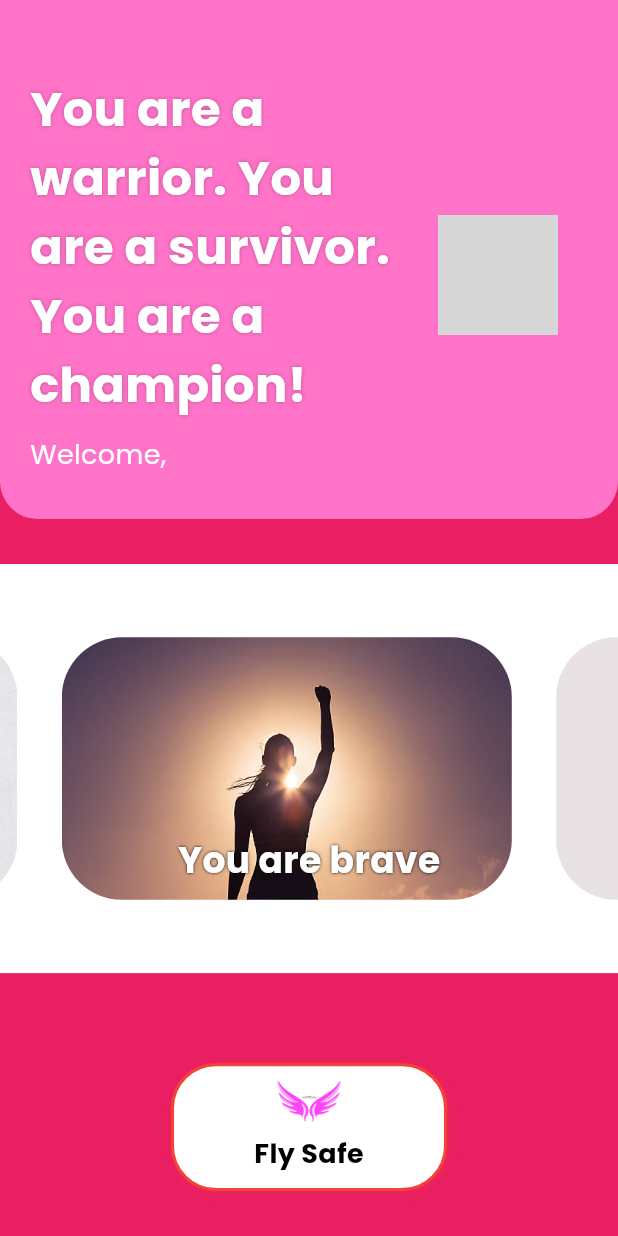
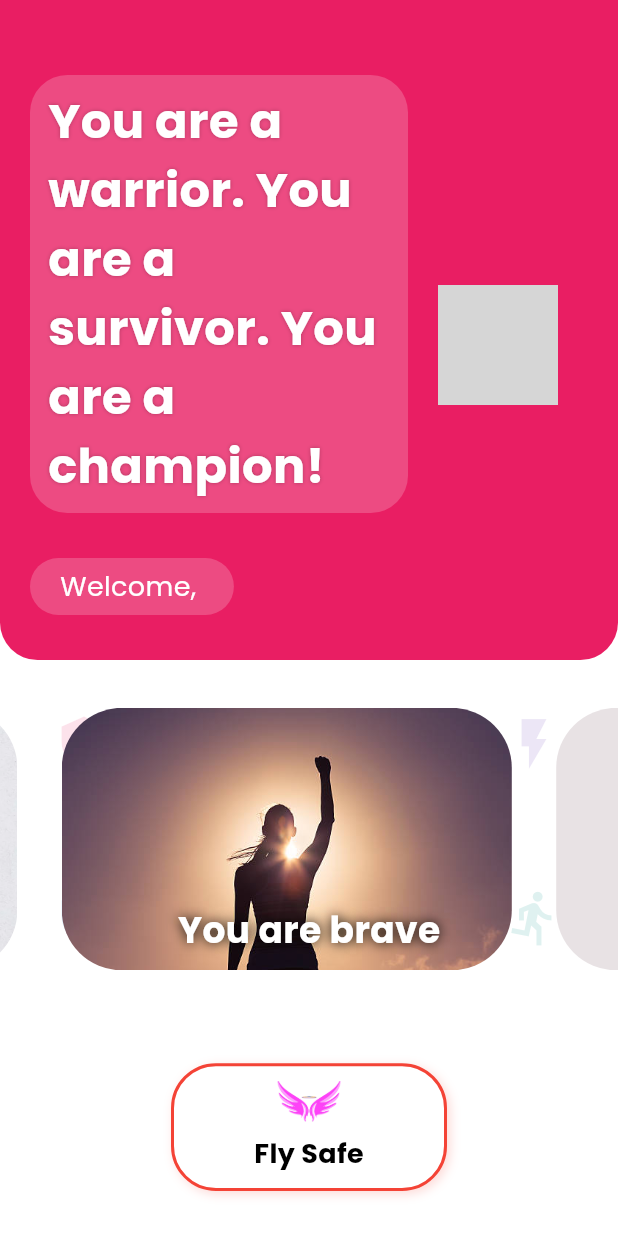
Before and after one commit to yumyum-web/ai_guardian, a Flutter app: the LobbyScreen screen opened directly, on a phone screen of 412 x 824 dp. Run offline on Flutter 3.47's test engine with Material 3 defaults, Android fonts, the phone set to English and light mode, and no system bars; drawn by our look-alikes of carousel_slider; our stand-ins replace audioplayers, cached_network_image, cloud_firestore, firebase_auth, firebase_core, flutter_gemini and 6 more; missing offline and left inert: flutter_background_geolocation, mobile_scanner, record, shake_gesture; accounts and stored records are empty; network calls fail; grey boxes are pictures that could not be loaded.

Commit message:
feat: Update LobbyScreen UI with new background color, spacing adjustments, and enhanced carousel layout

```diff
--- a/lib/screens/lobby_screen.dart
+++ b/lib/screens/lobby_screen.dart
@@ -44,16 +44,16 @@ class _LobbyScreenState extends State<LobbyScreen> {
         'https://via.assets.so/img.jpg?w=400&h=400&tc=red&bg=white&t=Error';
 
     return Scaffold(
-      backgroundColor: Colors.pink,
+      backgroundColor: Colors.white,
       body: Column(
         crossAxisAlignment: CrossAxisAlignment.center,
-        spacing: 30,
+        spacing: 0,
         children: [
           // Top Section
           Container(
             padding: EdgeInsets.only(top: 50, left: 20, right: 20, bottom: 30),
             decoration: BoxDecoration(
-              color: Theme.of(context).primaryColor,
+              color: Colors.pink,
               borderRadius: BorderRadius.vertical(bottom: Radius.circular(25)),
             ),
             child: Row(
@@ -63,7 +63,16 @@ class _LobbyScreenState extends State<LobbyScreen> {
                     crossAxisAlignment: CrossAxisAlignment.start,
                     spacing: 10,
                     children: [
-                      Text(
+                      Container(
+                        decoration: BoxDecoration(
+                          color: Colors.white.withValues(alpha: 0.2),
+                          borderRadius: BorderRadius.circular(25),
+                        ),
+                        padding: EdgeInsets.symmetric(
+                          vertical: 8,
+                          horizontal: 12,
+                        ),
+                        child: Text(
                           messages[Random().nextInt(messages.length)],
                           style: TextStyle(
                             fontSize: 32,
@@ -74,9 +83,21 @@ class _LobbyScreenState extends State<LobbyScreen> {
                             ],
                           ),
                         ),
-                      Text(
+                      ),
+                      SizedBox(height: 10),
+                      Container(
+                        decoration: BoxDecoration(
+                          color: Colors.white.withValues(alpha: 0.2),
+                          borderRadius: BorderRadius.circular(25),
+                        ),
+                        padding: EdgeInsets.symmetric(
+                          vertical: 6,
+                          horizontal: 20,
+                        ),
+                        child: Text(
                           "Welcome, $name",
                           style: TextStyle(fontSize: 18, color: Colors.white),
+                        ),
                       ),
                     ],
                   ),
@@ -97,6 +118,57 @@ class _LobbyScreenState extends State<LobbyScreen> {
             child: Container(
               color: Colors.white,
               padding: EdgeInsets.symmetric(vertical: 10),
+              alignment: Alignment.center,
+              child: Stack(
+                children: [
+                  // Static icons grid background
+                  Positioned.fill(
+                    child: Opacity(
+                      opacity: 0.12,
+                      child: GridView.count(
+                        crossAxisCount: 4,
+                        mainAxisSpacing: 64,
+                        crossAxisSpacing: 48,
+                        padding: EdgeInsets.symmetric(
+                          vertical: 20,
+                          horizontal: 30,
+                        ),
+                        physics: NeverScrollableScrollPhysics(),
+                        children: [
+                          Icon(Icons.shield, size: 40, color: Colors.pink),
+                          Icon(
+                            Icons.favorite,
+                            size: 40,
+                            color: Colors.redAccent,
+                          ),
+                          Icon(Icons.star, size: 40, color: Colors.amber),
+                          Icon(
+                            Icons.flash_on,
+                            size: 40,
+                            color: Colors.deepPurple,
+                          ),
+                          Icon(Icons.security, size: 40, color: Colors.blue),
+                          Icon(
+                            Icons.emoji_events,
+                            size: 40,
+                            color: Colors.green,
+                          ),
+                          Icon(Icons.lightbulb, size: 40, color: Colors.orange),
+                          Icon(
+                            Icons.directions_run,
+                            size: 40,
+                            color: Colors.teal,
+                          ),
+                          Icon(Icons.wb_sunny, size: 40, color: Colors.yellow),
+                          Icon(Icons.bolt, size: 40, color: Colors.purple),
+                          Icon(Icons.thumb_up, size: 40, color: Colors.cyan),
+                          Icon(Icons.public, size: 40, color: Colors.indigo),
+                        ],
+                      ),
+                    ),
+                  ),
+                  // CarouselSlider in foreground
+                  Align(
                     alignment: Alignment.center,
                     child: CarouselSlider(
                       options: CarouselOptions(
@@ -130,7 +202,7 @@ class _LobbyScreenState extends State<LobbyScreen> {
                                           color: Colors.white,
                                           shadows: [
                                             Shadow(
-                                        blurRadius: 2,
+                                              blurRadius: 10,
                                               color: Colors.black,
                                             ),
                                           ],
@@ -142,6 +214,9 @@ class _LobbyScreenState extends State<LobbyScreen> {
                               },
                             );
                           }).toList(),
+                    ),
+                  ),
+                ],
               ),
             ),
           ),
```
Lines whose indentation alone changed are shown as unchanged.
